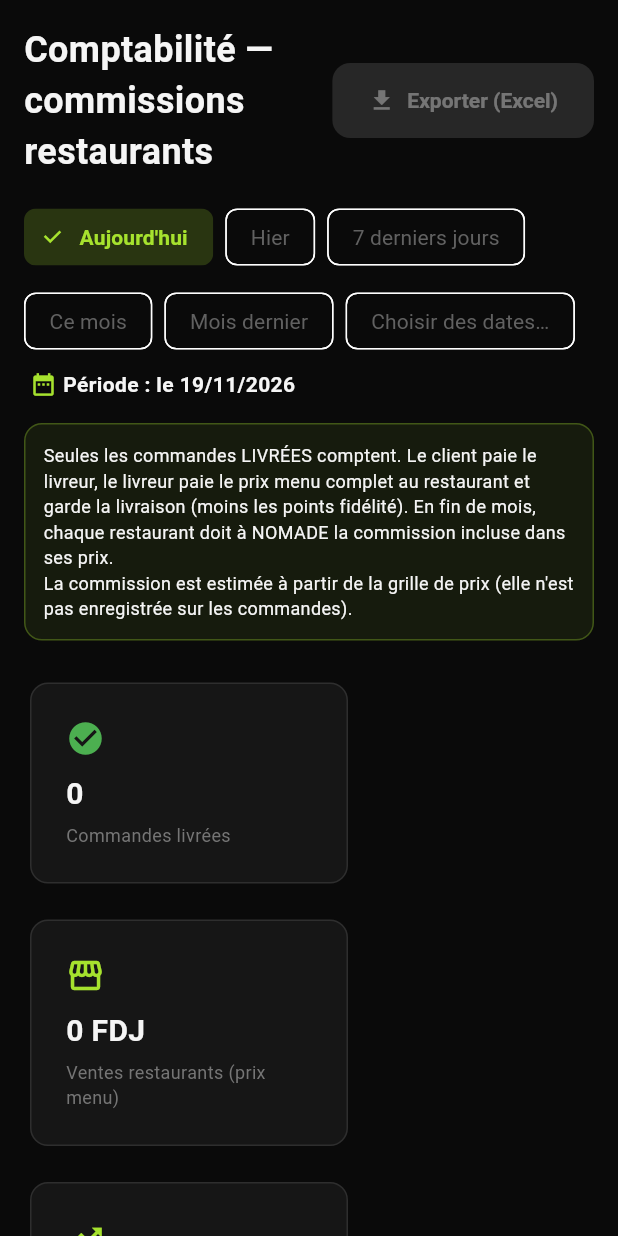
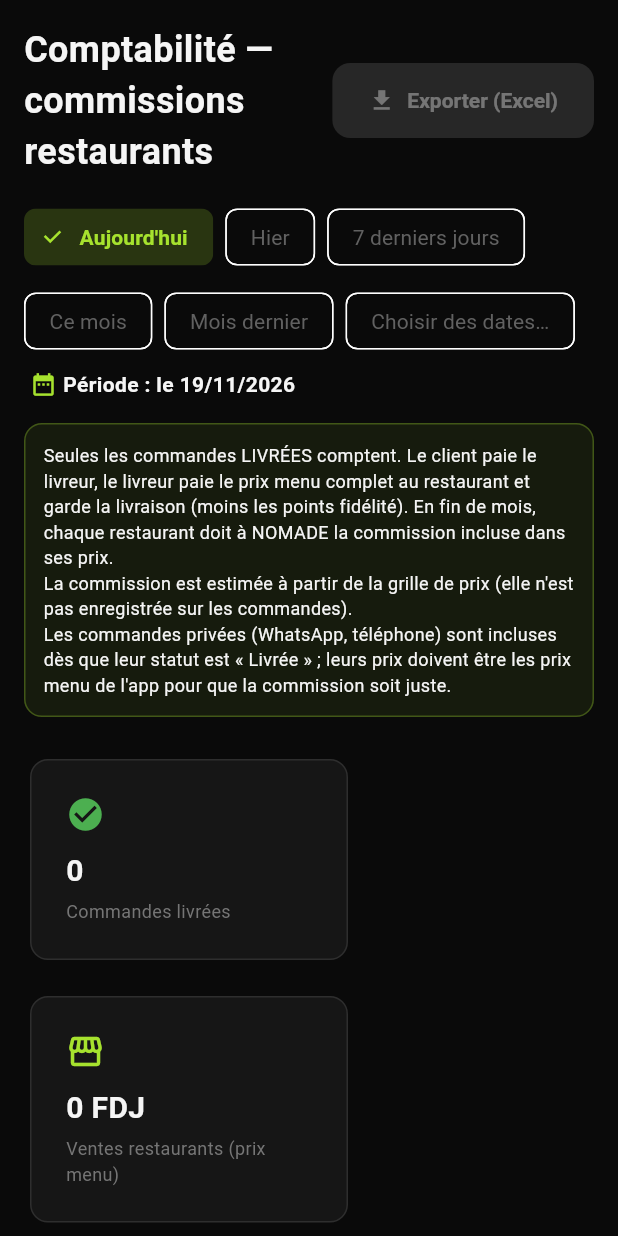
Before and after one commit to NomadeDev-east-africa/velox-admin, a Flutter app: the AccountingScreen widget shown alone on an empty page, opened directly, after a tap on "Aujourd'hui", on a phone screen of 412 x 824 dp. Run offline on Flutter 3.47's test engine with Material 3 defaults, Android fonts, the phone set to English and light mode, and no system bars; our stand-ins replace cloud_firestore, cloud_functions, file_picker, firebase_auth, firebase_core, firebase_messaging and 4 more; missing offline and left inert: dart:html; accounts and stored records are empty; statements that could not run were skipped; key blocks and very long unbroken strings in the code were emptied for the run.

Commit message:
Comptabilité : commandes privées livrées incluses (commission, fiche, export)
Co-Authored-By: Claude Opus 5.5 <noreply@anthropic.com>

```diff
--- a/lib/screens/accounting/accounting_screen.dart
+++ b/lib/screens/accounting/accounting_screen.dart
@@ -9,6 +9,7 @@ import 'package:intl/intl.dart';
 
 import '../../constants.dart';
 import '../../models/order_accounting.dart';
+import '../../models/private_order.dart';
 import '../../widgets/period_filter.dart';
 
 /// Comptabilité : commissions dues par chaque restaurant à NOMADE.
@@ -61,10 +62,18 @@ class _AccountingScreenState extends State<AccountingScreen> {
               .apply(_firestore.collection('orders'), 'createdAt')
               .snapshots(),
           builder: (context, ordersSnap) {
+            // Commandes privées (WhatsApp, téléphone) de la même période,
+            // sur leur date de commande.
+            return StreamBuilder<QuerySnapshot<Map<String, dynamic>>>(
+              stream: _period
+                  .apply(_firestore.collection('privateOrders'), 'orderDate')
+                  .snapshots(),
+              builder: (context, privSnap) {
                 if (ordersSnap.hasError) {
                   return Center(child: Text('Erreur: ${ordersSnap.error}'));
                 }
-            if (!ordersSnap.hasData) {
+                if (!ordersSnap.hasData ||
+                    (!privSnap.hasData && !privSnap.hasError)) {
                   return const Center(
                       child: CircularProgressIndicator(color: primaryColor));
                 }
@@ -74,11 +83,18 @@ class _AccountingScreenState extends State<AccountingScreen> {
                   final ids = d.data()['orderIds'];
                   if (ids is List) paidIds.addAll(ids.whereType<String>());
                 }
-            final delivered = ordersSnap.data!.docs
-                .map((d) => OrderAccounting.fromMap(d.id, d.data()))
-                .where((o) => o.isDelivered)
-                .toList();
-            return _buildContent(delivered, paidIds, payments, paySnap.error);
+                final delivered = [
+                  ...ordersSnap.data!.docs
+                      .map((d) => OrderAccounting.fromMap(d.id, d.data())),
+                  ...?privSnap.data?.docs.map((d) =>
+                      OrderAccounting.fromPrivateOrder(
+                          PrivateOrder.fromMap(d.id, d.data()))),
+                ].where((o) => o.isDelivered).toList();
+                return _buildContent(
+                    delivered, paidIds, payments, paySnap.error,
+                    privateError: privSnap.error);
+              },
+            );
           },
         );
       },
@@ -89,8 +105,9 @@ class _AccountingScreenState extends State<AccountingScreen> {
     List<OrderAccounting> orders,
     Set<String> paidIds,
     List<QueryDocumentSnapshot<Map<String, dynamic>>> payments,
-    Object? paymentsError,
-  ) {
+    Object? paymentsError, {
+    Object? privateError,
+  }) {
     final restaurants = <String, _RestaurantRow>{};
     final livreurs = <String, _LivreurRow>{};
     for (final o in orders) {
@@ -100,9 +117,15 @@ class _AccountingScreenState extends State<AccountingScreen> {
       if (!paidIds.contains(o.id)) r.unpaid.add(o);
       livreurs
           .putIfAbsent(
-              o.livreurId,
-              () => _LivreurRow(
-                  o.livreurName.isEmpty ? 'Livreur inconnu' : o.livreurName))
+              // Les privées sans livreur forment leur propre ligne.
+              o.isPrivate && o.livreurId.isEmpty
+                  ? '_privateNoLivreur'
+                  : o.livreurId,
+              () => _LivreurRow(o.livreurName.isEmpty
+                  ? (o.isPrivate
+                      ? 'Commandes privées sans livreur'
+                      : 'Livreur inconnu')
+                  : o.livreurName))
           .orders
           .add(o);
     }
@@ -113,6 +136,7 @@ class _AccountingScreenState extends State<AccountingScreen> {
       ..sort((a, b) => b.orders.length.compareTo(a.orders.length));
 
     final commissionTotal = _sum(orders, (o) => o.commission);
+    final privateCount = orders.where((o) => o.isPrivate).length;
     final commissionUnpaid =
         _sum(restaurantRows.expand((r) => r.unpaid), (o) => o.commission);
 
@@ -149,6 +173,15 @@ class _AccountingScreenState extends State<AccountingScreen> {
           ),
           const SizedBox(height: defaultPadding),
           _infoBanner(),
+          if (privateError != null)
+            Padding(
+              padding: const EdgeInsets.only(top: 8),
+              child: Text(
+                'Commandes privées illisibles ($privateError) — elles ne '
+                'sont pas comptées ci-dessous.',
+                style: const TextStyle(color: errorColor),
+              ),
+            ),
           if (paymentsError != null)
             Padding(
               padding: const EdgeInsets.only(top: 8),
@@ -163,8 +196,13 @@ class _AccountingScreenState extends State<AccountingScreen> {
             spacing: defaultPadding,
             runSpacing: defaultPadding,
             children: [
-              _statCard(Icons.check_circle, 'Commandes livrées',
-                  '${orders.length}', successColor),
+              _statCard(
+                  Icons.check_circle,
+                  'Commandes livrées',
+                  privateCount == 0
+                      ? '${orders.length}'
+                      : '${orders.length} (dont $privateCount privée(s))',
+                  successColor),
               _statCard(Icons.storefront, 'Ventes restaurants (prix menu)',
                   _fdj(_sum(orders, (o) => o.subtotal)), infoColor),
               _statCard(Icons.trending_up, 'Commissions NOMADE (est.)',
@@ -203,7 +241,10 @@ class _AccountingScreenState extends State<AccountingScreen> {
         '(moins les points fidélité). En fin de mois, chaque restaurant doit à '
         'NOMADE la commission incluse dans ses prix.\n'
         "La commission est estimée à partir de la grille de prix (elle n'est "
-        'pas enregistrée sur les commandes).',
+        'pas enregistrée sur les commandes).\n'
+        'Les commandes privées (WhatsApp, téléphone) sont incluses dès que '
+        'leur statut est « Livrée » ; leurs prix doivent être les prix menu '
+        "de l'app pour que la commission soit juste.",
         style: TextStyle(fontSize: 12, color: textDarkColor),
       ),
     );
@@ -417,7 +458,8 @@ class _AccountingScreenState extends State<AccountingScreen> {
       final paid = !r.unpaid.contains(o);
       return '<tr${paid ? ' class="paid"' : ''}>'
           '<td>${o.createdAt != null ? f.format(o.createdAt!) : ''}</td>'
-          '<td>${esc.convert(o.customerName)}</td>'
+          '<td>${esc.convert(o.customerName)}'
+          '${o.isPrivate ? ' <i>(privée)</i>' : ''}</td>'
           '<td>$items</td>'
           '<td class="n">${_fdj(o.subtotal)}</td>'
           '<td class="n">${_fdj(o.commission)}${paid ? ' (déjà encaissé)' : ''}</td>'
@@ -462,6 +504,7 @@ Reste à encaisser : <b>${_fdj(remaining)}</b></p>
       [
         'Date',
         'Commande',
+        'Type',
         'Restaurant',
         'Livreur',
         'Client',
@@ -478,6 +521,7 @@ Reste à encaisser : <b>${_fdj(remaining)}</b></p>
       ...orders.map((o) => [
             o.createdAt != null ? f.format(o.createdAt!) : '',
             o.id,
+            o.isPrivate ? 'Privée' : 'App',
             o.restaurantName,
             o.livreurName,
             o.customerName,
```
Also changed, not shown: lib/models/order_accounting.dart (+51 -0 lines), 1 other file. Lines whose indentation alone changed are shown as unchanged.
